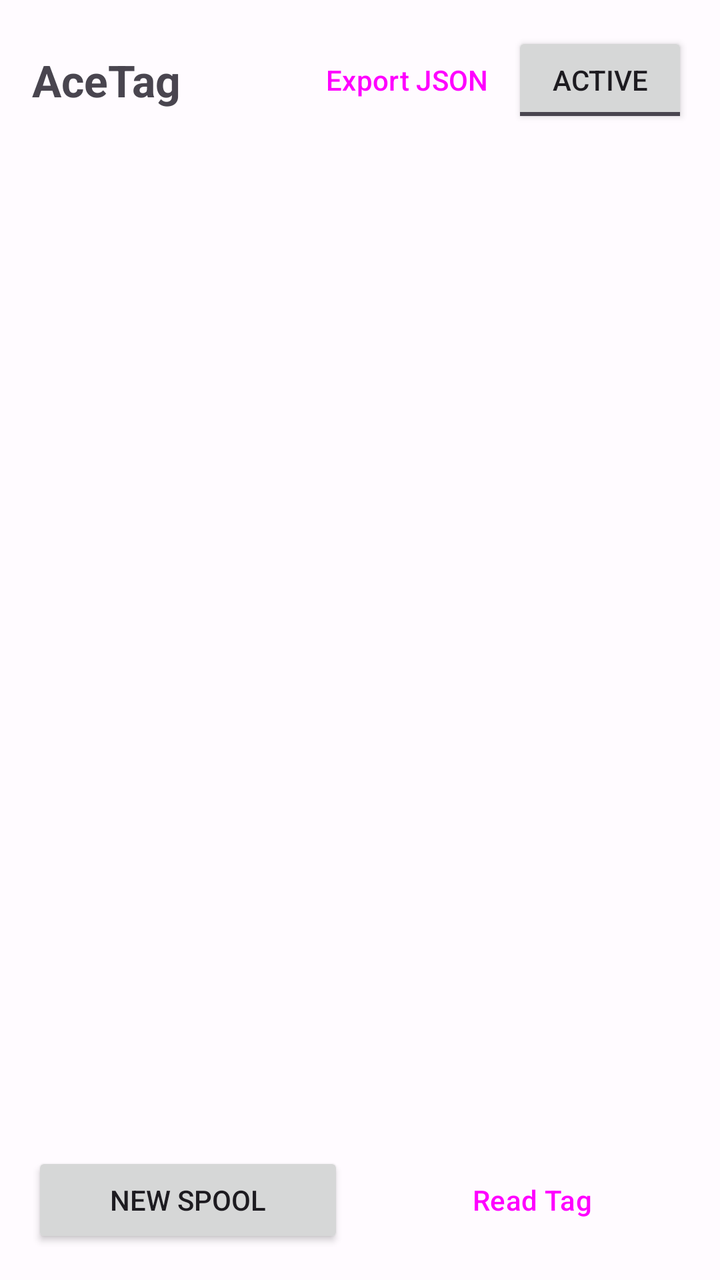
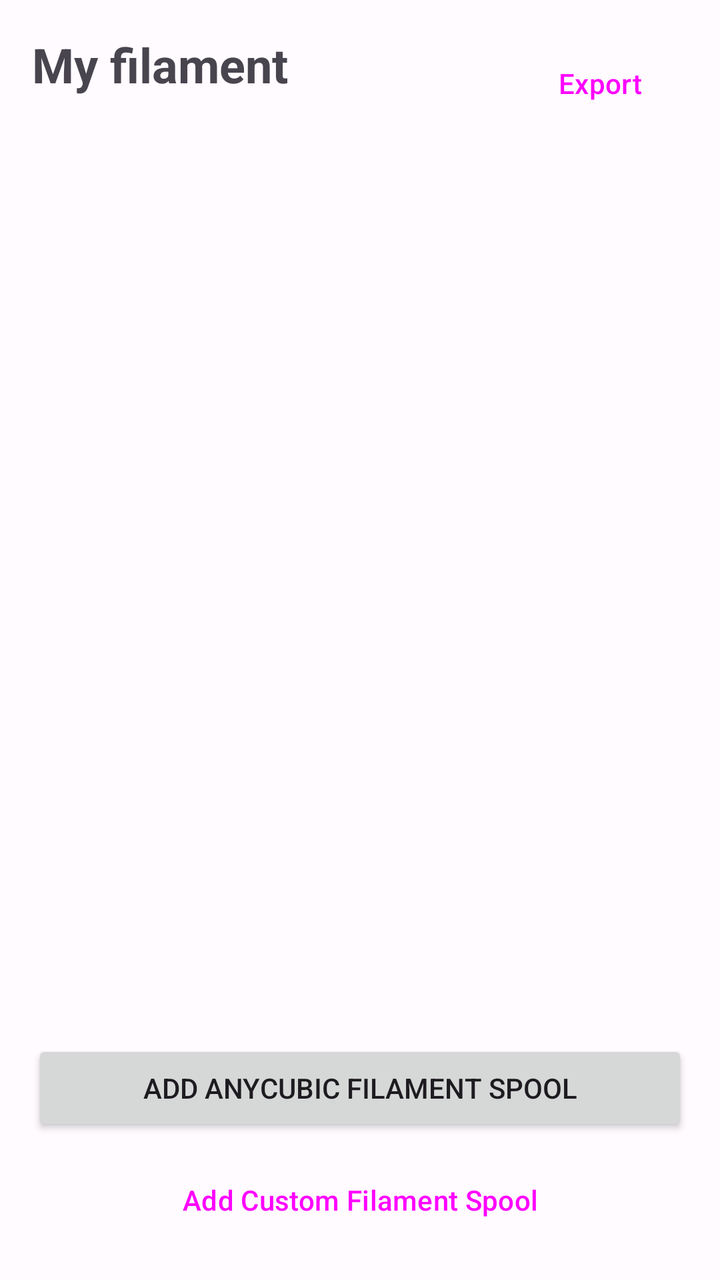

Compare the two renders of this Android layout. The source of the first and the diff that turns it into the second are given below.
<!-- AndroidManifest.xml: application theme Theme.AceTag -->
<!-- res/layout/activity_inventory.xml -->
<?xml version="1.0" encoding="utf-8"?>
<LinearLayout xmlns:android="http://schemas.android.com/apk/res/android"
    android:layout_width="match_parent"
    android:layout_height="match_parent"
    android:fitsSystemWindows="true"
    android:orientation="vertical">

    <LinearLayout
        android:layout_width="match_parent"
        android:layout_height="wrap_content"
        android:orientation="horizontal"
        android:padding="16dp">

        <TextView
            android:layout_width="0dp"
            android:layout_height="wrap_content"
            android:layout_weight="1"
            android:layout_gravity="center_vertical"
            android:text="@string/app_name"
            android:textSize="22sp"
            android:textStyle="bold" />

        <Button
            android:id="@+id/exportButton"
            style="?attr/borderlessButtonStyle"
            android:layout_width="wrap_content"
            android:layout_height="wrap_content"
            android:text="Export JSON" />

        <ToggleButton
            android:id="@+id/usedUpToggle"
            android:layout_width="wrap_content"
            android:layout_height="wrap_content"
            android:textOn="Used Up"
            android:textOff="Active" />
    </LinearLayout>

    <TextView
        android:id="@+id/emptyText"
        android:layout_width="match_parent"
        android:layout_height="wrap_content"
        android:layout_marginTop="32dp"
        android:gravity="center"
        android:padding="16dp"
        android:text="No spools yet. Tap New Spool to write and log your first one."
        android:textStyle="italic"
        android:visibility="gone" />

    <androidx.recyclerview.widget.RecyclerView
        android:id="@+id/spoolList"
        android:layout_width="match_parent"
        android:layout_height="0dp"
        android:layout_weight="1"
        android:clipToPadding="false"
        android:paddingBottom="8dp" />

    <LinearLayout
        android:layout_width="match_parent"
        android:layout_height="wrap_content"
        android:orientation="horizontal"
        android:padding="16dp">

        <Button
            android:id="@+id/newSpoolButton"
            android:layout_width="0dp"
            android:layout_height="wrap_content"
            android:layout_weight="1"
            android:layout_marginEnd="8dp"
            android:text="New Spool" />

        <Button
            android:id="@+id/readTagButton"
            style="?attr/materialButtonOutlinedStyle"
            android:layout_width="0dp"
            android:layout_height="wrap_content"
            android:layout_weight="1"
            android:layout_marginStart="8dp"
            android:text="Read Tag" />
    </LinearLayout>
</LinearLayout>
<!-- resources referenced by this layout -->
<resources>
  <string name="app_name">AceTag</string>
  <style name="Theme.AceTag" parent="Theme.Material3.DayNight.NoActionBar">
          <item name="colorPrimary">@color/md_primary</item>
          <item name="colorOnPrimary">@color/md_on_primary</item>
          <item name="colorPrimaryContainer">@color/md_primary_container</item>
          <item name="colorOnPrimaryContainer">@color/md_on_primary_container</item>
  
          <item name="colorSecondary">@color/md_secondary</item>
          <item name="colorOnSecondary">@color/md_on_secondary</item>
          <item name="colorSecondaryContainer">@color/md_secondary_container</item>
          <item name="colorOnSecondaryContainer">@color/md_on_secondary_container</item>
  
          <item name="android:colorBackground">@color/md_background</item>
          <item name="colorOnBackground">@color/md_on_background</item>
          <item name="colorSurface">@color/md_surface</item>
          <item name="colorOnSurface">@color/md_on_surface</item>
          <item name="colorSurfaceVariant">@color/md_surface_variant</item>
          <item name="colorOnSurfaceVariant">@color/md_on_surface_variant</item>
          <item name="colorOutline">@color/md_outline</item>
  
          <item name="android:statusBarColor">@android:color/transparent</item>
          <item name="android:windowLightStatusBar" tools:targetApi="m">true</item>
      </style>
  <color name="md_primary">#C4501A</color>
  <color name="md_on_primary">#FFFFFF</color>
  <color name="md_primary_container">#FFDBCB</color>
  <color name="md_on_primary_container">#3A1300</color>
  <color name="md_secondary">#3F6375</color>
  <color name="md_on_secondary">#FFFFFF</color>
  <color name="md_secondary_container">#C3E8FD</color>
  <color name="md_on_secondary_container">#001F2A</color>
  <color name="md_background">#FFFBFF</color>
  <color name="md_on_background">#201A17</color>
  <color name="md_surface">#FFFBFF</color>
  <color name="md_on_surface">#201A17</color>
  <color name="md_surface_variant">#F5DED4</color>
  <color name="md_on_surface_variant">#53433C</color>
  <color name="md_outline">#85736B</color>
</resources>

<!-- the commit's change to res/layout/activity_inventory.xml (unified diff, before → after) -->
@@ -8,42 +8,49 @@
     <LinearLayout
         android:layout_width="match_parent"
         android:layout_height="wrap_content"
+        android:gravity="center_vertical"
         android:orientation="horizontal"
-        android:padding="16dp">
+        android:paddingHorizontal="16dp"
+        android:paddingTop="16dp"
+        android:paddingBottom="8dp">
 
-        <TextView
+        <LinearLayout
             android:layout_width="0dp"
             android:layout_height="wrap_content"
             android:layout_weight="1"
-            android:layout_gravity="center_vertical"
-            android:text="@string/app_name"
-            android:textSize="22sp"
-            android:textStyle="bold" />
+            android:orientation="vertical">
+
+            <TextView
+                android:layout_width="match_parent"
+                android:layout_height="wrap_content"
+                android:text="My filament"
+                android:textSize="24sp"
+                android:textStyle="bold" />
+
+            <TextView
+                android:id="@+id/countText"
+                android:layout_width="match_parent"
+                android:layout_height="wrap_content"
+                android:textSize="14sp" />
+        </LinearLayout>
 
         <Button
             android:id="@+id/exportButton"
             style="?attr/borderlessButtonStyle"
             android:layout_width="wrap_content"
             android:layout_height="wrap_content"
-            android:text="Export JSON" />
-
-        <ToggleButton
-            android:id="@+id/usedUpToggle"
-            android:layout_width="wrap_content"
-            android:layout_height="wrap_content"
-            android:textOn="Used Up"
-            android:textOff="Active" />
+            android:text="Export" />
     </LinearLayout>
 
     <TextView
         android:id="@+id/emptyText"
         android:layout_width="match_parent"
         android:layout_height="wrap_content"
-        android:layout_marginTop="32dp"
+        android:layout_marginTop="48dp"
         android:gravity="center"
-        android:padding="16dp"
-        android:text="No spools yet. Tap New Spool to write and log your first one."
-        android:textStyle="italic"
+        android:paddingHorizontal="32dp"
+        android:text="Nothing here yet.\n\nScan a spool that came with a tag, or set up a spool of your own and write tags for it."
+        android:textSize="16sp"
         android:visibility="gone" />
 
     <androidx.recyclerview.widget.RecyclerView
@@ -57,24 +64,21 @@
     <LinearLayout
         android:layout_width="match_parent"
         android:layout_height="wrap_content"
-        android:orientation="horizontal"
+        android:orientation="vertical"
         android:padding="16dp">
 
         <Button
-            android:id="@+id/newSpoolButton"
-            android:layout_width="0dp"
+            android:id="@+id/scanButton"
+            android:layout_width="match_parent"
             android:layout_height="wrap_content"
-            android:layout_weight="1"
-            android:layout_marginEnd="8dp"
-            android:text="New Spool" />
+            android:text="Add Anycubic Filament Spool" />
 
         <Button
-            android:id="@+id/readTagButton"
+            android:id="@+id/customSpoolButton"
             style="?attr/materialButtonOutlinedStyle"
-            android:layout_width="0dp"
+            android:layout_width="match_parent"
             android:layout_height="wrap_content"
-            android:layout_weight="1"
-            android:layout_marginStart="8dp"
-            android:text="Read Tag" />
+            android:layout_marginTop="8dp"
+            android:text="Add Custom Filament Spool" />
     </LinearLayout>
 </LinearLayout>
<!-- resource entries referenced after the edit -->
@@ -1,6 +1,5 @@
 <!-- resources referenced by this layout -->
 <resources>
-  <string name="app_name">AceTag</string>
   <style name="Theme.AceTag" parent="Theme.Material3.DayNight.NoActionBar">
           <item name="colorPrimary">@color/md_primary</item>
           <item name="colorOnPrimary">@color/md_on_primary</item>
